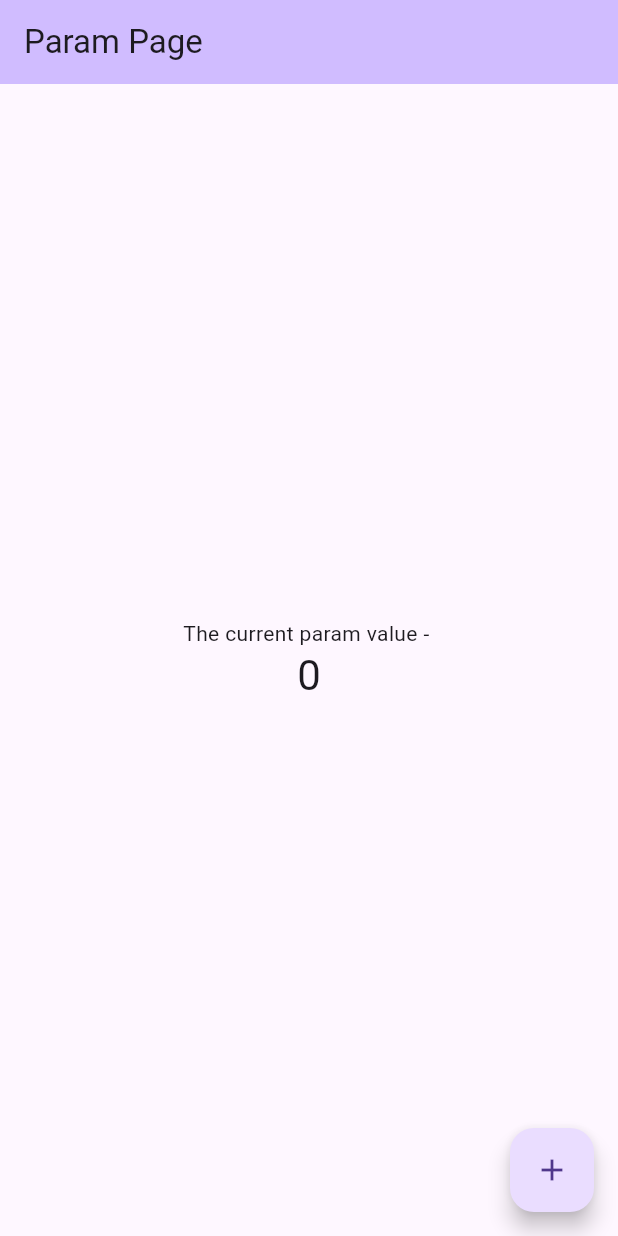
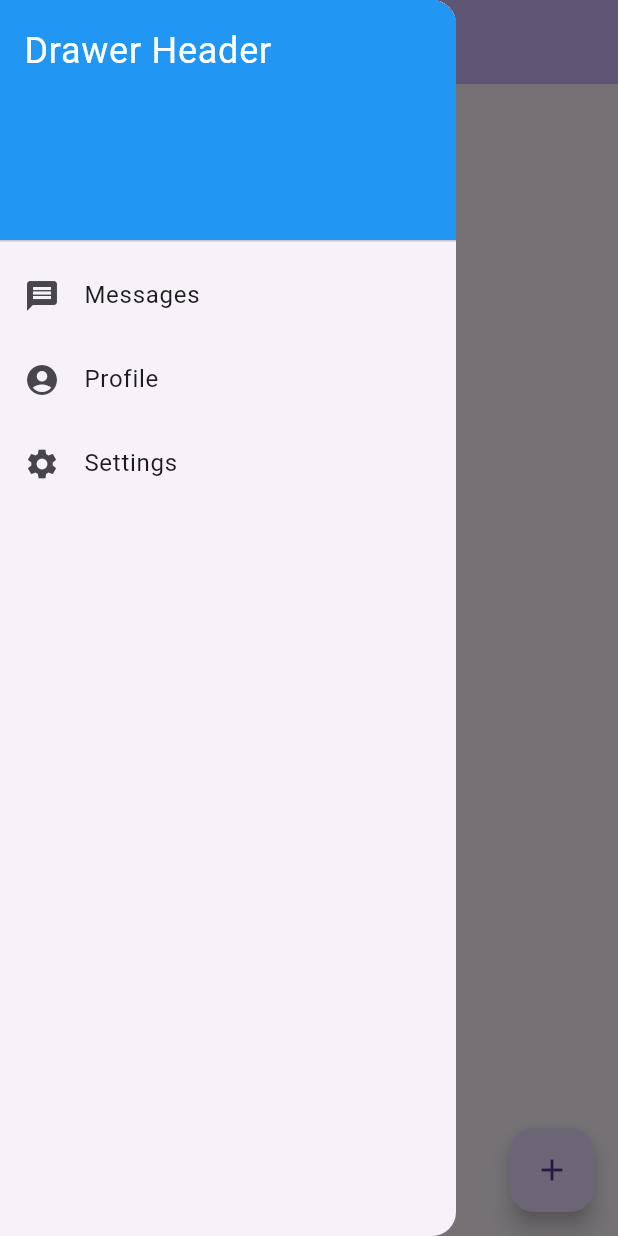
Before and after one commit to stromloop/ros-flutter-controller, a Flutter app: the screen it shows after launch, with the side drawer open (before the commit the screen has no drawer), on a phone screen of 412 x 824 dp. Run offline on Flutter 3.47's test engine with Material 3 defaults, Android fonts, the phone set to English and light mode, and no system bars; our stand-ins replace freezed_annotation, get, get_it, go_router, injectable, shared_preferences; missing offline and left inert: dartros.

Commit message:
[ADD]added drawer for page navigation

```diff
--- a/lib/main.dart
+++ b/lib/main.dart
@@ -21,6 +21,7 @@ class MyApp extends StatelessWidget {
       // theme: AppTheme.light,
       // darkTheme: AppTheme.dark,
       routerConfig: _router,
+
     );
   }
 }
--- a/lib/presentation/pages/param_page.dart
+++ b/lib/presentation/pages/param_page.dart
@@ -1,6 +1,7 @@
 import 'package:flutter/material.dart';
 import 'package:get/get.dart';
 import 'package:ros_flutter/presentation/controllers/param_controller.dart';
+import 'package:ros_flutter/presentation/widgets/drawer_widget.dart';
 
 class ParamPage extends StatefulWidget {
   const ParamPage({super.key, required this.title});
@@ -57,23 +58,10 @@ class _ParamPageState extends State<ParamPage> {
         // Center is a layout widget. It takes a single child and positions it
         // in the middle of the parent.
         child: Column(
-          // Column is also a layout widget. It takes a list of children and
-          // arranges them vertically. By default, it sizes itself to fit its
-          // children horizontally, and tries to be as tall as its parent.
-          //
-          // Column has various properties to control how it sizes itself and
-          // how it positions its children. Here we use mainAxisAlignment to
-          // center the children vertically; the main axis here is the vertical
-          // axis because Columns are vertical (the cross axis would be
-          // horizontal).
-          //
-          // TRY THIS: Invoke "debug painting" (choose the "Toggle Debug Paint"
-          // action in the IDE, or press "p" in the console), to see the
-          // wireframe for each widget.
           mainAxisAlignment: MainAxisAlignment.center,
           children: <Widget>[
             Obx(() {
-              return  Text(
+              return Text(
                 'The current param value - ${controller.paramValue}',
               );
             }),
@@ -91,6 +79,7 @@ class _ParamPageState extends State<ParamPage> {
         tooltip: 'Increment',
         child: const Icon(Icons.add),
       ), // This trailing comma makes auto-formatting nicer for build methods.
+      drawer: const RosDrawer(),
     );
   }
 }
--- /dev/null
+++ b/lib/presentation/widgets/drawer_widget.dart
@@ -0,0 +1,45 @@
+import 'package:flutter/material.dart';
+
+class RosDrawer extends StatelessWidget {
+  const RosDrawer({
+    super.key,
+  });
+
+  @override
+  Widget build(BuildContext context) {
+    return Drawer(
+      child: ListView(
+        padding: EdgeInsets.zero,
+        children: <Widget>[
+          const DrawerHeader(
+            decoration: BoxDecoration(
+              color: Colors.blue,
+            ),
+            child: Text(
+              'Drawer Header',
+              style: TextStyle(
+                color: Colors.white,
+                fontSize: 24,
+              ),
+            ),
+          ),
+          ListTile(
+            leading: const Icon(Icons.message),
+            title: const Text('Messages'),
+            onTap: () {},
+          ),
+          ListTile(
+            leading: const Icon(Icons.account_circle),
+            title: const Text('Profile'),
+            onTap: () {},
+          ),
+          ListTile(
+            leading: const Icon(Icons.settings),
+            title: const Text('Settings'),
+            onTap: () {},
+          ),
+        ],
+      ),
+    );
+  }
+}
```
